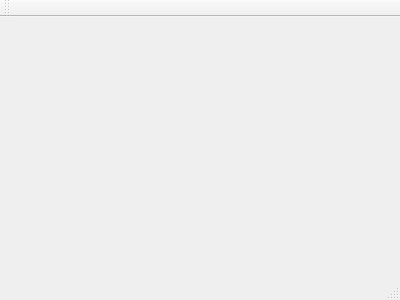
Qt form mainwindow.ui (MaruoLab2015/5AxisFabricationApplication) before a commit.
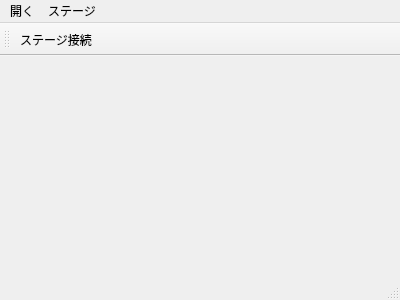
The same form after that commit.

Commit message: set menubar and toolbar

```diff
--- a/mainwindow.ui
+++ b/mainwindow.ui
@@ -12,13 +12,73 @@
   <property name="windowTitle" >
    <string>MainWindow</string>
   </property>
-  <widget class="QMenuBar" name="menuBar" />
-  <widget class="QToolBar" name="mainToolBar" />
-  <widget class="QWidget" name="centralWidget" />
-  <widget class="QStatusBar" name="statusBar" />
+  <widget class="QWidget" name="centralWidget"/>
+  <widget class="QMenuBar" name="menuBar">
+   <property name="geometry">
+    <rect>
+     <x>0</x>
+     <y>0</y>
+     <width>400</width>
+     <height>22</height>
+    </rect>
+   </property>
+   <widget class="QMenu" name="menu">
+    <property name="title">
+     <string>開く</string>
+    </property>
+    <addaction name="actionOpenSTL"/>
+    <addaction name="actionOpenGCode"/>
+   </widget>
+   <widget class="QMenu" name="menu_2">
+    <property name="title">
+     <string>ステージ</string>
+    </property>
+    <addaction name="actionStageSetting"/>
+   </widget>
+   <addaction name="menu"/>
+   <addaction name="menu_2"/>
+  </widget>
+  <widget class="QToolBar" name="mainToolBar">
+   <attribute name="toolBarArea">
+    <enum>TopToolBarArea</enum>
+   </attribute>
+   <attribute name="toolBarBreak">
+    <bool>false</bool>
+   </attribute>
+   <addaction name="actionOpenStage"/>
+  </widget>
+  <widget class="QStatusBar" name="statusBar"/>
+  <action name="actionOpenSTL">
+   <property name="text">
+    <string>Open STL File</string>
+   </property>
+  </action>
+  <action name="actionOpenGCode">
+   <property name="text">
+    <string>Open GCode</string>
+   </property>
+  </action>
+  <action name="actionStageSetting">
+   <property name="text">
+    <string>Stage setting</string>
+   </property>
+  </action>
+  <action name="actionOpenStage">
+   <property name="checkable">
+    <bool>true</bool>
+   </property>
+   <property name="checked">
+    <bool>false</bool>
+   </property>
+   <property name="text">
+    <string>ステージ接続</string>
+   </property>
+   <property name="toolTip">
+    <string>openStage</string>
+   </property>
+  </action>
  </widget>
- <layoutDefault spacing="6" margin="11" />
- <pixmapfunction></pixmapfunction>
+ <layoutdefault spacing="6" margin="11"/>
  <resources/>
  <connections/>
 </ui>
```
Left out of the diff: 7 changed lines with no effect on the pictures. The commit also changes 2 other files.
